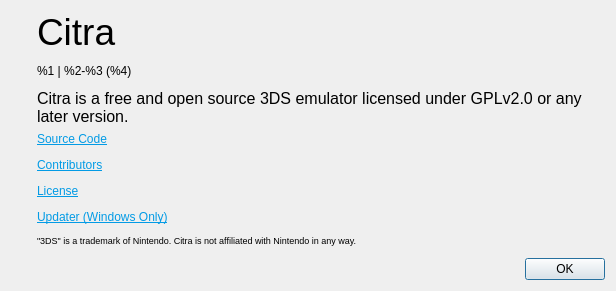
Before: the Qt Designer form src/citra_qt/aboutdialog.ui in grimtnt/citra, drawn with Qt 5.
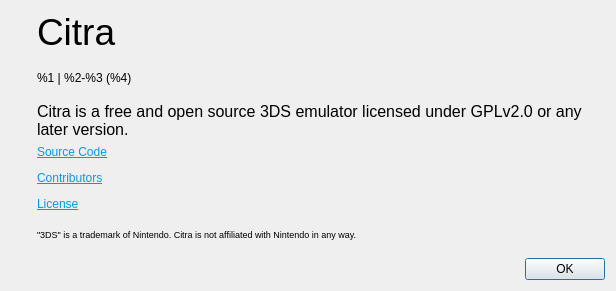
After: the same form once the commit is applied. Icons and pictures are not drawn.

Commit message: about dialog: remove updater link

```diff
--- a/src/citra_qt/aboutdialog.ui
+++ b/src/citra_qt/aboutdialog.ui
@@ -100,7 +100,7 @@
        <item>
         <widget class="QLabel" name="label">
          <property name="text">
-          <string>&lt;html&gt;&lt;head/&gt;&lt;body&gt;&lt;p&gt;&lt;a href=&quot;https://github.com/valentinvanelslande/citra&quot;&gt;&lt;span style=&quot; text-decoration: underline; color:#039be5;&quot;&gt;Source Code&lt;/span&gt;&lt;/a&gt;&lt;/p&gt;&lt;p&gt;&lt;a href=&quot;https://github.com/valentinvanelslande/citra/graphs/contributors&quot;&gt;&lt;span style=&quot; text-decoration: underline; color:#039be5;&quot;&gt;Contributors&lt;/span&gt;&lt;/a&gt;&lt;/p&gt;&lt;p&gt;&lt;a href=&quot;https://github.com/valentinvanelslande/citra/blob/master/license.txt&quot;&gt;&lt;span style=&quot; text-decoration: underline; color:#039be5;&quot;&gt;License&lt;/span&gt;&lt;/a&gt;&lt;/p&gt;&lt;p&gt;&lt;a href=&quot;https://github.com/valentinvanelslande/CitraUpdater&quot;&gt;&lt;span style=&quot; text-decoration: underline; color:#039be5;&quot;&gt;Updater (Windows Only)&lt;/span&gt;&lt;/a&gt;&lt;/p&gt;&lt;/body&gt;&lt;/html&gt;</string>
+          <string>&lt;html&gt;&lt;head/&gt;&lt;body&gt;&lt;p&gt;&lt;a href=&quot;https://github.com/valentinvanelslande/citra&quot;&gt;&lt;span style=&quot; text-decoration: underline; color:#039be5;&quot;&gt;Source Code&lt;/span&gt;&lt;/a&gt;&lt;/p&gt;&lt;p&gt;&lt;a href=&quot;https://github.com/valentinvanelslande/citra/graphs/contributors&quot;&gt;&lt;span style=&quot; text-decoration: underline; color:#039be5;&quot;&gt;Contributors&lt;/span&gt;&lt;/a&gt;&lt;/p&gt;&lt;p&gt;&lt;a href=&quot;https://github.com/valentinvanelslande/citra/blob/master/license.txt&quot;&gt;&lt;span style=&quot; text-decoration: underline; color:#039be5;&quot;&gt;License&lt;/span&gt;&lt;/a&gt;&lt;/p&gt;&lt;/body&gt;&lt;/html&gt;</string>
          </property>
          <property name="openExternalLinks">
           <bool>true</bool>
```
